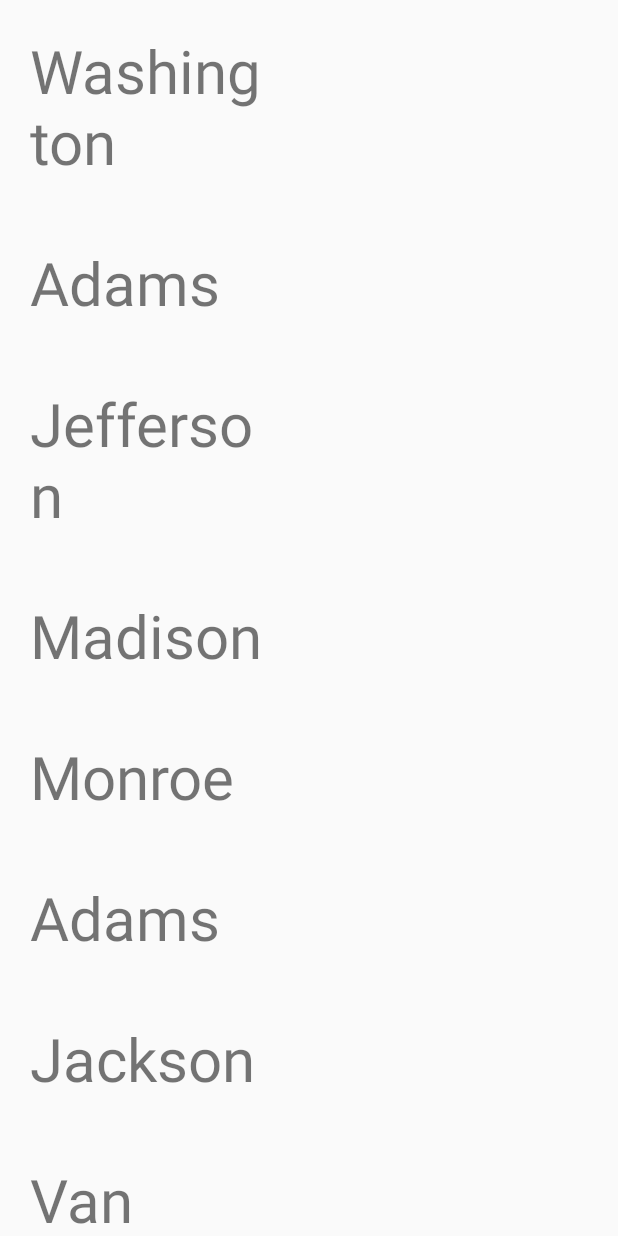
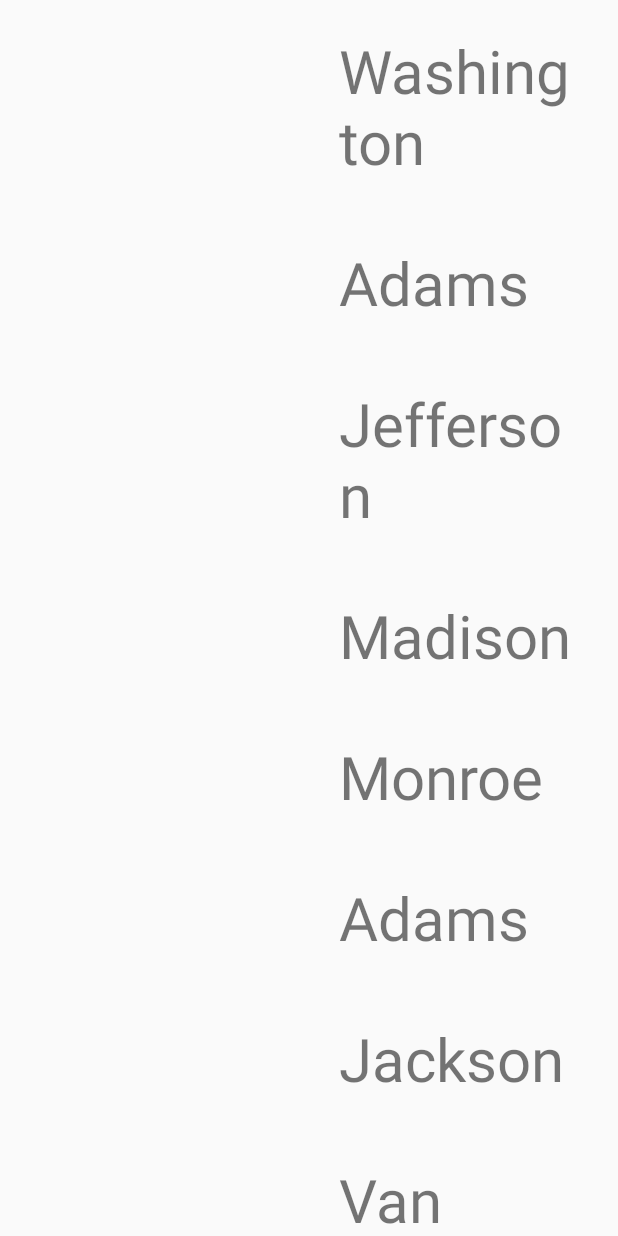
Before and after one commit to patriciali/sandbox_android, an Android app: the screen it shows after launch (HelloActivity), on a phone screen of 412 x 824 dp. Run offline under Robolectric (Android 15) with nearby library versions, the phone set to English and light mode, and no system bars.

Commit message:
GOT A REPRO

```diff
--- a/app/src/main/java/com/formagrid/hellotest/HelloActivity.java
+++ b/app/src/main/java/com/formagrid/hellotest/HelloActivity.java
@@ -4,6 +4,7 @@ import android.app.Activity;
 import android.app.FragmentManager;
 import android.app.FragmentTransaction;
 import android.os.Bundle;
+import android.widget.FrameLayout;
 
 public class HelloActivity extends Activity {
 
@@ -11,10 +12,20 @@ public class HelloActivity extends Activity {
     private static final String SECOND_TRANSACTION = "second_transaction";
     private static final String SECOND_TRANSACTION_BACKSTACK = "second_transaction_backstack";
 
+    private FrameLayout mLeftContainer;
+    private FrameLayout mRightContainer;
+    private FrameLayout mLeft;
+    private FrameLayout mRight;
+
     @Override
     protected void onCreate(Bundle savedInstanceState) {
         super.onCreate(savedInstanceState);
         setContentView(R.layout.activity_hello);
+
+        mLeftContainer = (FrameLayout) findViewById(R.id.left_container);
+        mRightContainer = (FrameLayout) findViewById(R.id.right_container);
+        mLeft = (FrameLayout) findViewById(R.id.left);
+        mRight = (FrameLayout) findViewById(R.id.right);
 
         FragmentManager manager = getFragmentManager();
         FragmentTransaction firstTransaction = manager.beginTransaction();
@@ -23,6 +34,9 @@ public class HelloActivity extends Activity {
     }
 
     public void startSecondFragment(int itemPosition) {
+        mRightContainer.removeView(mLeft);
+        mLeftContainer.addView(mLeft);
+
         FragmentManager manager = getFragmentManager();
         FragmentTransaction secondTransaction = manager.beginTransaction();
         SecondFragment secondFragment = new SecondFragment();
--- a/app/src/main/res/layout/activity_hello.xml
+++ b/app/src/main/res/layout/activity_hello.xml
@@ -10,16 +10,30 @@
         android:orientation="horizontal">
 
         <FrameLayout
-            android:id="@+id/left"
+            android:id="@+id/left_container"
             android:layout_width="0dip"
             android:layout_height="match_parent"
-            android:layout_weight="1"/>
+            android:layout_weight="1">
+
+        </FrameLayout>
 
         <FrameLayout
-            android:id="@+id/right"
+            android:id="@+id/right_container"
             android:layout_width="0dip"
             android:layout_height="match_parent"
-            android:layout_weight="1"/>
+            android:layout_weight="1">
+
+            <FrameLayout
+                android:id="@+id/left"
+                android:layout_width="match_parent"
+                android:layout_height="match_parent"/>
+
+            <FrameLayout
+                android:id="@+id/right"
+                android:layout_width="match_parent"
+                android:layout_height="match_parent"/>
+
+        </FrameLayout>
 
     </LinearLayout>
 
```
Also changed, not shown: 1 other file.
